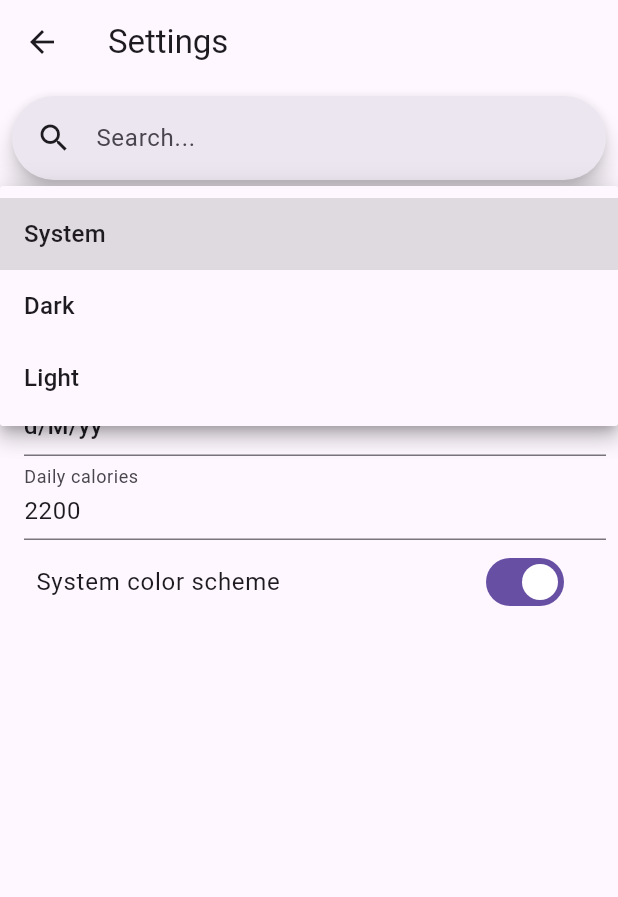
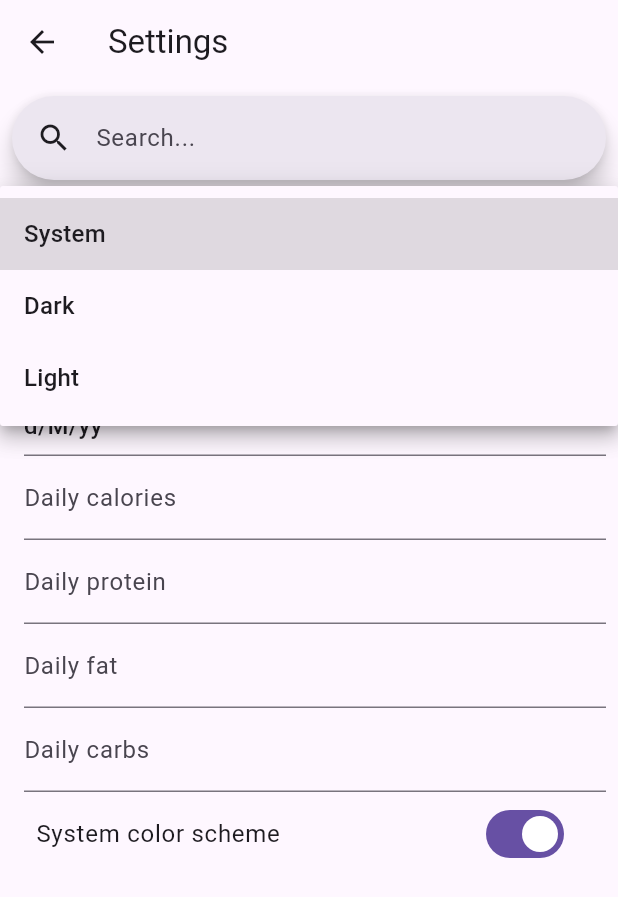
Before and after one commit to brandonp2412/FitBook, a Flutter app: the SettingsPage screen opened directly, after a tap on "System", on a phone screen of 412 x 824 dp. Shown: the top 897 px of the screen. Run offline on Flutter 3.47's test engine with Material 3 defaults, Android fonts, the phone set to English and light mode, and no system bars; drawn by our look-alikes of dynamic_color; our stand-ins replace drift, fl_chart, shared_preferences, sqlite3_flutter_libs; missing offline and left inert: sqlite3; accounts and stored records are empty; generated files the repository leaves out were written again; Roboto replaces fonts that are missing (Manrope); statements that could not run were skipped.

Commit message:
Add carbs,protein,fat settings

```diff
--- a/lib/database.dart
+++ b/lib/database.dart
@@ -9,7 +9,7 @@ import 'package:flutter/foundation.dart';
 import 'package:flutter/services.dart';
 import 'package:path/path.dart' as p;
 import 'package:path_provider/path_provider.dart';
-// These additional imports are necessary to open the sqlite3 database
+import 'package:shared_preferences/shared_preferences.dart';
 import 'package:sqlite3/sqlite3.dart';
 import 'package:sqlite3_flutter_libs/sqlite3_flutter_libs.dart';
 
@@ -27,6 +27,9 @@ class AppDatabase extends _$AppDatabase {
     return MigrationStrategy(
       onCreate: (Migrator m) async {
         await m.createAll();
+        final prefs = await SharedPreferences.getInstance();
+        prefs.setInt('dailyCalories', 2200);
+        prefs.setInt('dailyProtein', 100);
       },
       onUpgrade: (Migrator m, int from, int to) async {
         if (from < 2) await m.create(db.entries);
--- a/lib/settings_page.dart
+++ b/lib/settings_page.dart
@@ -1,4 +1,5 @@
 import 'package:fit_book/settings_state.dart';
+import 'package:fit_book/utils.dart';
 import 'package:flutter/material.dart';
 import 'package:intl/intl.dart';
 import 'package:provider/provider.dart';
@@ -20,6 +21,9 @@ class SettingsPage extends StatefulWidget {
 class _SettingsPageState extends State<SettingsPage> {
   final _searchController = TextEditingController();
   final _caloriesController = TextEditingController();
+  final _proteinController = TextEditingController();
+  final _fatController = TextEditingController();
+  final _carbsController = TextEditingController();
   late SettingsState _settings;
 
   final List<String> shortFormats = [
@@ -44,7 +48,10 @@ class _SettingsPageState extends State<SettingsPage> {
   void initState() {
     super.initState();
     _settings = context.read<SettingsState>();
-    _caloriesController.text = _settings.dailyCalories.toString();
+    _caloriesController.text = _settings.dailyCalories?.toString() ?? "";
+    _proteinController.text = _settings.dailyProtein?.toString() ?? "";
+    _fatController.text = _settings.dailyFat?.toString() ?? "";
+    _carbsController.text = _settings.dailyCarbs?.toString() ?? "";
   }
 
   @override
@@ -130,11 +137,66 @@ class _SettingsPageState extends State<SettingsPage> {
           child: TextField(
             controller: _caloriesController,
             onChanged: (newValue) {
-              _settings.setDailyCalories(int.parse(newValue));
+              _settings.setDailyCalories(int.tryParse(newValue));
             },
+            onTap: () => _caloriesController.selection = TextSelection(
+              baseOffset: 0,
+              extentOffset: _caloriesController.text.length,
+            ),
             keyboardType: TextInputType.number,
             decoration: const InputDecoration(
               labelText: 'Daily calories',
+            ),
+          ),
+        ),
+      ),
+      SettingsLine(
+        key: 'daily protein',
+        widget: Padding(
+          padding: const EdgeInsets.only(left: 8.0),
+          child: TextField(
+            controller: _proteinController,
+            onChanged: (newValue) {
+              _settings.setDailyProtein(int.tryParse(newValue));
+            },
+            onTap: () => selectAll(_proteinController),
+            keyboardType: TextInputType.number,
+            decoration: const InputDecoration(
+              labelText: 'Daily protein',
+            ),
+          ),
+        ),
+      ),
+      SettingsLine(
+        key: 'daily fat',
+        widget: Padding(
+          padding: const EdgeInsets.only(left: 8.0),
+          child: TextField(
+            controller: _fatController,
+            onChanged: (newValue) {
+              _settings.setDailyFat(int.tryParse(newValue));
+            },
+            onTap: () => selectAll(_fatController),
+            keyboardType: TextInputType.number,
+            decoration: const InputDecoration(
+              labelText: 'Daily fat',
+            ),
+          ),
+        ),
+      ),
+      SettingsLine(
+        key: 'daily carbs',
+        widget: Padding(
+          padding: const EdgeInsets.only(left: 8.0),
+          child: TextField(
+            controller: _carbsController,
+            onChanged: (newValue) {
+              _settings.setDailyCarbs(int.tryParse(newValue));
+            },
+            onTap: () => selectAll(_carbsController),
+            keyboardType: TextInputType.number,
+            decoration: const InputDecoration(
+              labelText: 'Daily carbs',
             ),
           ),
         ),
--- a/lib/settings_state.dart
+++ b/lib/settings_state.dart
@@ -12,8 +12,10 @@ class SettingsState extends ChangeNotifier {
   bool curveLines = false;
   bool showOthers = false;
 
-  int dailyCalories = 2200;
-  int dailyProtein = 100;
+  int? dailyCalories;
+  int? dailyProtein;
+  int? dailyFat;
+  int? dailyCarbs;
 
   Future<void> init() async {
     prefs = await SharedPreferences.getInstance();
@@ -28,8 +30,10 @@ class SettingsState extends ChangeNotifier {
     systemColors = prefs?.getBool("systemColors") ?? true;
     curveLines = prefs?.getBool("curveLines") ?? true;
     showOthers = prefs?.getBool("showOthers") ?? false;
-    dailyCalories = prefs?.getInt('dailyCalories') ?? 2200;
-    dailyProtein = prefs?.getInt('dailyProtein') ?? 100;
+    dailyCalories = prefs?.getInt('dailyCalories');
+    dailyProtein = prefs?.getInt('dailyProtein');
+    dailyFat = prefs?.getInt('dailyFat');
+    dailyCarbs = prefs?.getInt('dailyCarbs');
   }
 
   void setShowOthers(bool show) {
@@ -38,15 +42,39 @@ class SettingsState extends ChangeNotifier {
     notifyListeners();
   }
 
-  void setDailyProtein(int protein) {
-    dailyProtein = protein;
-    prefs?.setInt('dailyProtein', protein);
+  void setDailyCarbs(int? value) {
+    dailyCarbs = value;
+    if (value == null)
+      prefs?.remove('dailyCarbs');
+    else
+      prefs?.setInt('dailyCarbs', value);
     notifyListeners();
   }
 
-  void setDailyCalories(int calories) {
+  void setDailyFat(int? value) {
+    dailyFat = value;
+    if (value == null)
+      prefs?.remove('dailyFat');
+    else
+      prefs?.setInt('dailyFat', value);
+    notifyListeners();
+  }
+
+  void setDailyProtein(int? protein) {
+    dailyProtein = protein;
+    if (protein == null)
+      prefs?.remove('dailyProtein');
+    else
+      prefs?.setInt('dailyProtein', protein);
+    notifyListeners();
+  }
+
+  void setDailyCalories(int? calories) {
     dailyCalories = calories;
-    prefs?.setInt('dailyCalories', calories);
+    if (calories == null)
+      prefs?.remove('dailyCalories');
+    else
+      prefs?.setInt('dailyCalories', calories);
     notifyListeners();
   }
 
```
Also changed, not shown: lib/diary_page.dart (+30 -5 lines), lib/utils.dart (+9 -0 lines).
